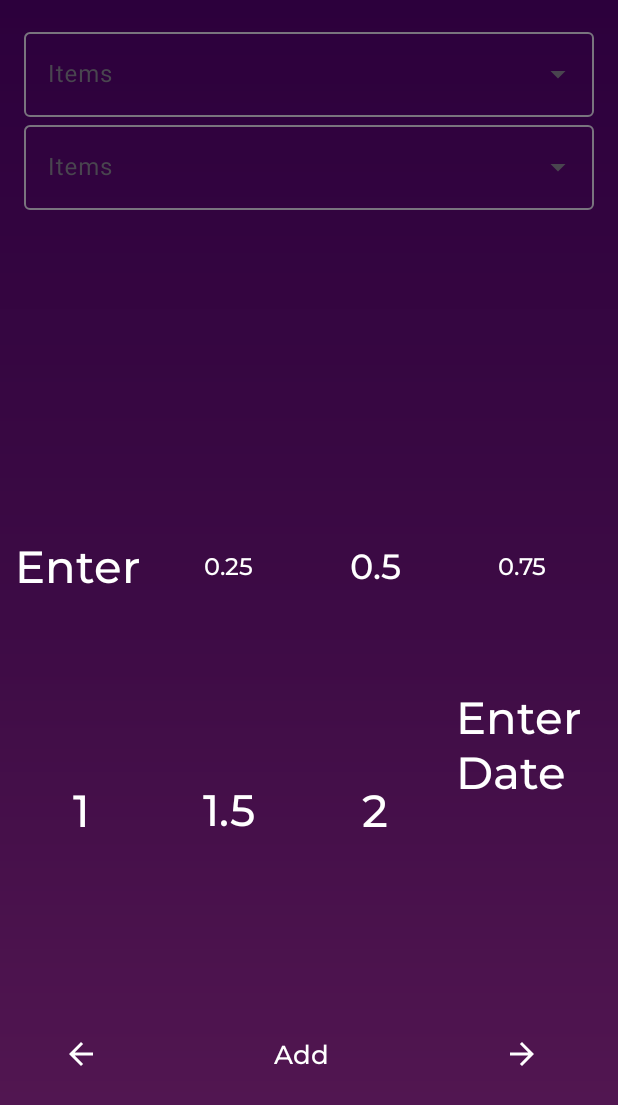
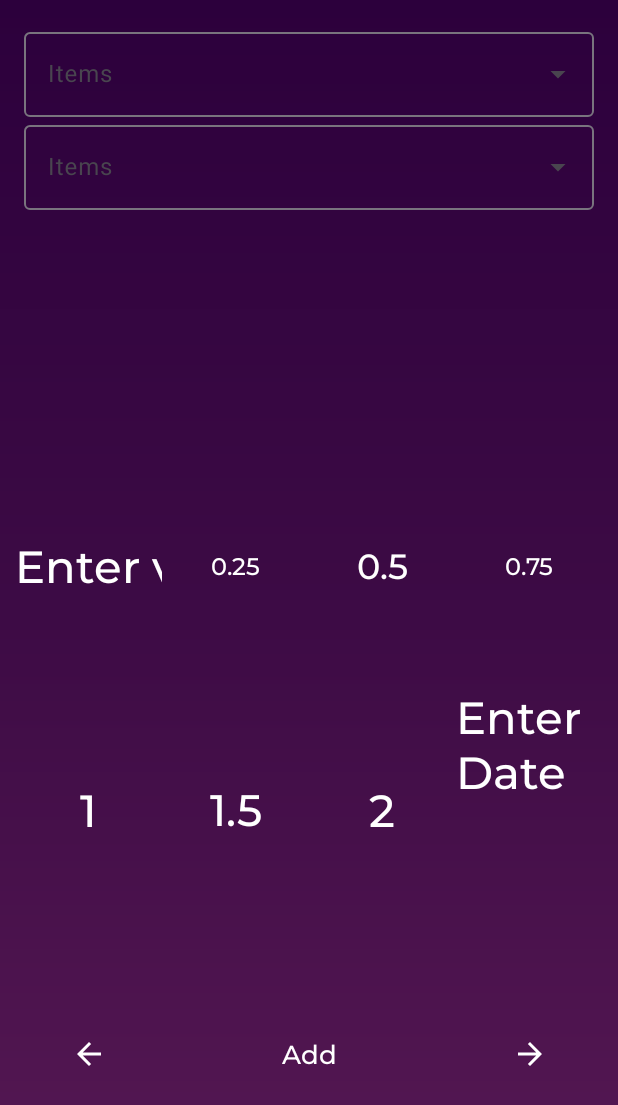
Before and after one commit to tarunj292/MilkManager, an Android app: the layout activity_customer_milk_entry.xml on its own in the app's theme, with its tools: preview values and no code run, on a phone screen of 412 x 824 dp. Shown: the top 1105 px of the screen. Run offline under Robolectric (Android 15) with nearby library versions, the phone set to English and light mode, and no system bars.

Commit message:
automatic drop down problem solved

```diff
--- a/app/src/main/java/com/example/milkmanager/CustomerMilkEntry.kt
+++ b/app/src/main/java/com/example/milkmanager/CustomerMilkEntry.kt
@@ -39,8 +39,7 @@ class CustomerMilkEntry : AppCompatActivity() {
         val month = date.substring(3, 5)
         val day = date.substring(0, 2)
 
-        val buildingList = listOf("Harsha","Kanan","Rekha","Seth " +
-                "Enclave","Usha Villa")
+        val buildingList = listOf("Harsha","Kanan","Rekha","Seth Enclave","Usha Villa")
         val customerList = mutableListOf<String>()
 
         val buildingAutoComplete: AutoCompleteTextView = findViewById(R.id.buildName)
@@ -92,6 +91,8 @@ class CustomerMilkEntry : AppCompatActivity() {
         recyclerView.layoutManager = LinearLayoutManager(this, LinearLayoutManager.HORIZONTAL, false)
         recyclerView.adapter = entriesAdapter
 
+
+//        below code from line 96 to 119 never executes because of no change in database customer name in real time
         databaseReference.addValueEventListener(object : ValueEventListener {
             override fun onDataChange(monthSnap: DataSnapshot) {
                 entriesHashMap.clear()
@@ -217,7 +218,7 @@ class CustomerMilkEntry : AppCompatActivity() {
             val selectedItem = customerAutoComplete.text.toString()
             if(selectedItem.isNotEmpty()){
                 val index = adapter.getPosition(selectedItem)
-                Toast.makeText(this@CustomerMilkEntry, "$index", Toast.LENGTH_SHORT).show()
+
                 if(index < customerList.size-1){
                     val getCustomerNameByIndex = adapter.getItem(index+1)
                     if (getCustomerNameByIndex != null) {
@@ -246,6 +247,7 @@ class CustomerMilkEntry : AppCompatActivity() {
                                 if(first){
                                     first = false
                                     binding.custName.setText(customerName)
+                                    getThisCustomerData(customerName)
                                 }
                             }
                         }
@@ -304,6 +306,7 @@ class CustomerMilkEntry : AppCompatActivity() {
     }
 
     private fun getThisCustomerData(itemSelected: String) {
+        binding.custName.isEnabled = false
         mDbRef = FirebaseDatabase.getInstance().reference
         val databaseReference = mDbRef.child("2024").child("02")
         databaseReference.addValueEventListener(object : ValueEventListener {
@@ -321,6 +324,8 @@ class CustomerMilkEntry : AppCompatActivity() {
                         }
                     }
                 }
+                binding.custName.isEnabled = true
+
                 entriesAdapter.notifyDataSetChanged()
 
             }
--- a/app/src/main/res/layout/activity_customer_milk_entry.xml
+++ b/app/src/main/res/layout/activity_customer_milk_entry.xml
@@ -43,6 +43,7 @@
             android:layout_marginEnd="16dp"
             style="@style/Widget.Material3.TextInputLayout.OutlinedBox.ExposedDropdownMenu">
             <AutoCompleteTextView
+
                 android:id="@+id/custName"
                 android:layout_width="match_parent"
                 android:layout_height="wrap_content"
@@ -79,14 +80,12 @@
             android:layout_rowWeight="1"
             android:layout_columnSpan="1"
             android:layout_columnWeight="1"
-            android:layout_marginEnd="10dp"
             android:background="@android:color/transparent"
             android:fontFamily="@font/montserrat_medium"
             android:inputType="number"
             android:hint="@string/enter_value"
             android:textColorHint="@color/white"
-            android:textSize="30sp"
-            app:cornerRadius="15dp"/>
+            android:textSize="30sp" />
         <com.google.android.material.button.MaterialButton
             android:layout_width="0dp"
             android:layout_height="0dp"
@@ -94,12 +93,10 @@
             android:layout_rowWeight="1"
             android:layout_columnSpan="1"
             android:layout_columnWeight="1"
-            android:layout_marginEnd="10dp"
             android:background="@android:color/transparent"
             android:fontFamily="@font/montserrat_medium"
             android:text="@string/_0_25"
-            android:textSize="16sp"
-            app:cornerRadius="15dp"/>
+            android:textSize="16sp"/>
         <com.google.android.material.button.MaterialButton
             android:layout_width="0dp"
             android:layout_height="0dp"
@@ -107,12 +104,10 @@
             android:layout_rowWeight="1"
             android:layout_columnSpan="1"
             android:layout_columnWeight="1"
-            android:layout_marginEnd="10dp"
             android:background="@android:color/transparent"
             android:fontFamily="@font/montserrat_medium"
             android:text="@string/_0_5"
-            android:textSize="23sp"
-            app:cornerRadius="15dp"/>
+            android:textSize="23sp" />
         <com.google.android.material.button.MaterialButton
             android:layout_width="0dp"
             android:layout_height="0dp"
@@ -120,12 +115,10 @@
             android:layout_rowWeight="1"
             android:layout_columnSpan="1"
             android:layout_columnWeight="1"
-            android:layout_marginEnd="10dp"
             android:background="@android:color/transparent"
             android:fontFamily="@font/montserrat_medium"
             android:text="@string/_0_75"
-            android:textSize="16sp"
-            app:cornerRadius="15dp"/>
+            android:textSize="16sp" />
         <com.google.android.material.button.MaterialButton
             android:layout_width="0dp"
             android:layout_height="0dp"
@@ -133,12 +126,10 @@
             android:layout_rowWeight="1"
             android:layout_columnSpan="1"
             android:layout_columnWeight="1"
-            android:layout_marginEnd="10dp"
             android:background="@android:color/transparent"
             android:fontFamily="@font/montserrat_medium"
             android:text="@string/_1"
-            android:textSize="30sp"
-            app:cornerRadius="15dp"/>
+            android:textSize="30sp" />
         <com.google.android.material.button.MaterialButton
             android:layout_width="0dp"
             android:layout_height="0dp"
@@ -146,12 +137,10 @@
             android:layout_rowWeight="1"
             android:layout_columnSpan="1"
             android:layout_columnWeight="1"
-            android:layout_marginEnd="10dp"
             android:background="@android:color/transparent"
             android:fontFamily="@font/montserrat_medium"
             android:text="@string/_1_5"
-            android:textSize="29sp"
-            app:cornerRadius="15dp"/>
+            android:textSize="29sp" />
         <com.google.android.material.button.MaterialButton
             android:layout_width="0dp"
             android:layout_height="0dp"
@@ -159,12 +148,10 @@
             android:layout_rowWeight="1"
             android:layout_columnSpan="1"
             android:layout_columnWeight="1"
-            android:layout_marginEnd="10dp"
             android:background="@android:color/transparent"
             android:fontFamily="@font/montserrat_medium"
             android:text="@string/_2"
-            android:textSize="30sp"
-            app:cornerRadius="15dp"/>
+            android:textSize="30sp" />
 
         <TextView
             android:id="@+id/txtDate"
@@ -173,16 +160,13 @@
             android:layout_rowWeight="1"
             android:layout_columnSpan="1"
             android:layout_columnWeight="1"
-            android:layout_marginEnd="10dp"
             android:background="@android:color/transparent"
             android:fontFamily="@font/montserrat_medium"
             android:hint="@string/enter_date"
             android:textColorHint="@color/white"
             android:textSize="30sp"
             android:clickable="true"
-            android:focusable="true"
-            app:cornerRadius="15dp"/>
-
+            android:focusable="true" />
 
         <ImageButton
             android:id="@+id/goBack"
@@ -191,11 +175,9 @@
             android:layout_rowWeight="1"
             android:layout_columnSpan="1"
             android:layout_columnWeight="1"
-            android:layout_marginEnd="10dp"
             android:background="@android:color/transparent"
             android:fontFamily="@font/montserrat_medium"
             android:src="@drawable/go_back"
-            app:cornerRadius="15dp"
             android:contentDescription="@string/go_back"/>
         <com.google.android.material.button.MaterialButton
             android:id="@+id/btnQty"
@@ -204,12 +186,10 @@
             android:layout_rowWeight="1"
             android:layout_columnSpan="2"
             android:layout_columnWeight="1"
-            android:layout_marginEnd="10dp"
             android:background="@android:color/transparent"
             android:fontFamily="@font/montserrat_medium"
             android:text="@string/add"
-            android:textSize="17sp"
-            app:cornerRadius="15dp"/>
+            android:textSize="17sp" />
         <ImageButton
             android:id="@+id/goForward"
             android:layout_width="0dp"
@@ -217,10 +197,8 @@
             android:layout_rowWeight="1"
             android:layout_columnSpan="1"
             android:layout_columnWeight="1"
-            android:layout_marginEnd="10dp"
             android:background="@android:color/transparent"
             android:src="@drawable/go_forward"
-            app:cornerRadius="15dp"
             android:contentDescription="@string/go_forward"/>
 
 
```
